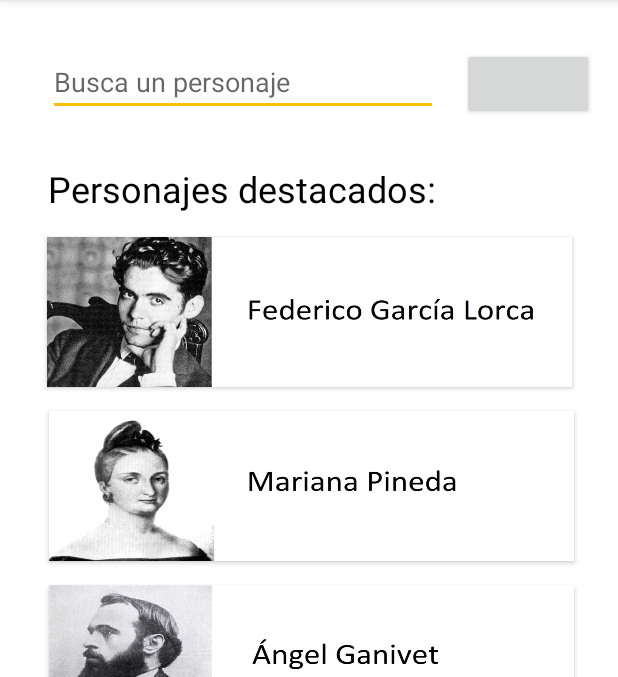
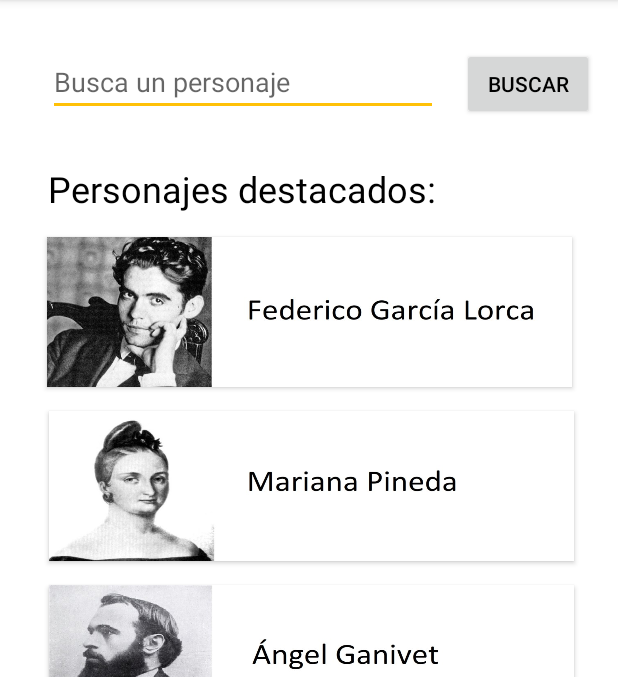
Before and after one commit to norbertoalfa/Rutas_Historicas, an Android app: the screen it shows after launch (MainActivity), on a phone screen of 412 x 824 dp, the part 84-761 px from its top. Run offline under Robolectric (Android 15) with nearby library versions, the phone set to English and light mode, and no system bars.

Commit message:
Solucionado texto de botón buscar

```diff
--- a/app/src/main/res/layout/activity_main.xml
+++ b/app/src/main/res/layout/activity_main.xml
@@ -85,9 +85,9 @@
         android:layout_marginStart="16dp"
         android:layout_marginTop="32dp"
         android:layout_marginEnd="16dp"
+        android:text="@string/buscar"
         app:layout_constraintEnd_toEndOf="parent"
         app:layout_constraintStart_toEndOf="@+id/buscador_personajes"
-        app:layout_constraintTop_toTopOf="parent"
-        tools:text="@string/buscar" />
+        app:layout_constraintTop_toTopOf="parent" />
 
 </androidx.constraintlayout.widget.ConstraintLayout>
```
